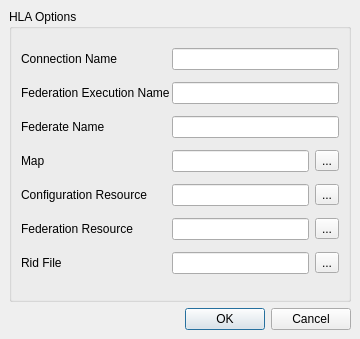
Above: source/StealthViewer/ui/HLAOptionsUi.ui from delta3d/SimulationCore before the change. Below: the same form after it.
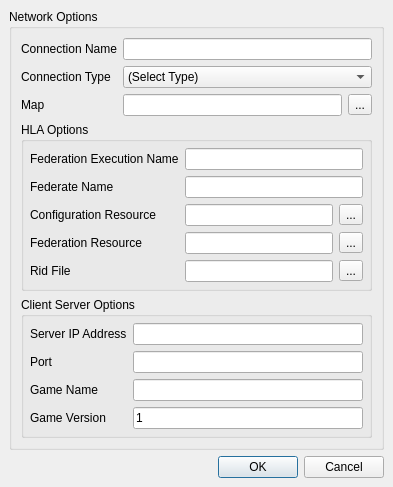
That is the form after the change.

Commit message: Major changes to the Stealth Viewer to add Client/Server networking. The connection windows allow you to define new network types for Client/Server and will save your settings. This has not been fully tested with record/playback, but most of the rest of the stuff should work just fine. Note, you will now need dtNetGM in order to build the StealthViewer.

```diff
--- a/source/StealthViewer/ui/HLAOptionsUi.ui
+++ b/source/StealthViewer/ui/HLAOptionsUi.ui
@@ -5,77 +5,86 @@
    <rect>
     <x>0</x>
     <y>0</y>
-    <width>360</width>
-    <height>339</height>
+    <width>393</width>
+    <height>463</height>
    </rect>
   </property>
   <property name="windowTitle" >
-   <string>HLA Options</string>
+   <string>Network Options</string>
   </property>
   <property name="toolTip" >
    <string>These are the options you wish to associate with a HLA connection.</string>
   </property>
   <layout class="QGridLayout" >
-   <property name="leftMargin" >
-    <number>9</number>
+   <property name="sizeConstraint" >
+    <enum>QLayout::SetMinAndMaxSize</enum>
    </property>
-   <property name="topMargin" >
+   <property name="margin" >
     <number>9</number>
    </property>
-   <property name="rightMargin" >
-    <number>9</number>
-   </property>
-   <property name="bottomMargin" >
-    <number>9</number>
-   </property>
-   <property name="horizontalSpacing" >
-    <number>6</number>
-   </property>
-   <property name="verticalSpacing" >
+   <property name="spacing" >
     <number>6</number>
    </property>
    <item row="0" column="0" >
-    <widget class="QGroupBox" name="groupBox" >
+    <widget class="QGroupBox" name="mMainGroupBox" >
      <property name="title" >
-      <string>HLA Options</string>
+      <string>Network Options</string>
      </property>
-     <layout class="QHBoxLayout" >
+     <layout class="QVBoxLayout" name="verticalLayout" >
+      <property name="sizeConstraint" >
+       <enum>QLayout::SetMinAndMaxSize</enum>
+      </property>
+      <item>
+       <layout class="QGridLayout" name="gridLayout" >
       <property name="spacing" >
        <number>6</number>
       </property>
-      <property name="leftMargin" >
-       <number>9</number>
-      </property>
-      <property name="topMargin" >
-       <number>9</number>
-      </property>
-      <property name="rightMargin" >
-       <number>9</number>
-      </property>
-      <property name="bottomMargin" >
-       <number>9</number>
+        <item row="2" column="0" >
+         <widget class="QLabel" name="mConnectionTypeLabel" >
+          <property name="text" >
+           <string>Connection Type</string>
+          </property>
+         </widget>
+        </item>
+        <item row="2" column="1" >
+         <widget class="QComboBox" name="mConnectionTypeCombo" >
+          <property name="currentIndex" >
+           <number>0</number>
+          </property>
+          <property name="maxVisibleItems" >
+           <number>5</number>
+          </property>
+          <property name="duplicatesEnabled" >
+           <bool>false</bool>
       </property>
       <item>
-       <layout class="QGridLayout" >
-        <property name="leftMargin" >
-         <number>0</number>
-        </property>
-        <property name="topMargin" >
-         <number>0</number>
-        </property>
-        <property name="rightMargin" >
-         <number>0</number>
-        </property>
-        <property name="bottomMargin" >
-         <number>0</number>
-        </property>
-        <property name="horizontalSpacing" >
-         <number>2</number>
-        </property>
-        <property name="verticalSpacing" >
-         <number>2</number>
-        </property>
-        <item row="0" column="0" >
+           <property name="text" >
+            <string>(Select Type)</string>
+           </property>
+          </item>
+          <item>
+           <property name="text" >
+            <string>HLA</string>
+           </property>
+          </item>
+          <item>
+           <property name="text" >
+            <string>Client-Server</string>
+           </property>
+          </item>
+         </widget>
+        </item>
+        <item row="1" column="1" >
+         <widget class="QLineEdit" name="mConnectionNameLineEdit" >
+          <property name="toolTip" >
+           <string>This is the name of the connection. It must be unique.</string>
+          </property>
+          <property name="whatsThis" >
+           <string>Name of the connection.</string>
+          </property>
+         </widget>
+        </item>
+        <item row="1" column="0" >
          <widget class="QLabel" name="mConnectionNameLabel" >
           <property name="text" >
            <string>Connection Name</string>
@@ -85,62 +94,13 @@
           </property>
          </widget>
         </item>
-        <item row="5" column="0" >
-         <widget class="QLabel" name="mFederationFileLabel" >
+        <item row="3" column="0" >
+         <widget class="QLabel" name="mMapLabel" >
           <property name="text" >
-           <string>Federation Resource</string>
+           <string>Map</string>
           </property>
           <property name="buddy" >
-           <cstring>mFedFileLineEdit</cstring>
-          </property>
-         </widget>
-        </item>
-        <item row="5" column="1" >
-         <layout class="QHBoxLayout" >
-          <property name="spacing" >
-           <number>6</number>
-          </property>
-          <property name="leftMargin" >
-           <number>0</number>
-          </property>
-          <property name="topMargin" >
-           <number>0</number>
-          </property>
-          <property name="rightMargin" >
-           <number>0</number>
-          </property>
-          <property name="bottomMargin" >
-           <number>0</number>
-          </property>
-          <item>
-           <widget class="QLineEdit" name="mFedFileLineEdit" >
-            <property name="toolTip" >
-             <string>The federation (fed) file is the file that defines the entities you will be using. </string>
-            </property>
-            <property name="whatsThis" >
-             <string>The federation (fed) file is the file that defines the entities you will be using. </string>
-            </property>
-            <property name="readOnly" >
-             <bool>true</bool>
-            </property>
-           </widget>
-          </item>
-          <item>
-           <widget class="QToolButton" name="mFedFileToolButton" >
-            <property name="text" >
-             <string>...</string>
-            </property>
-           </widget>
-          </item>
-         </layout>
-        </item>
-        <item row="4" column="0" >
-         <widget class="QLabel" name="mConfigurationResourceLabel" >
-          <property name="text" >
-           <string>Configuration Resource</string>
-          </property>
-          <property name="buddy" >
-           <cstring>mConfigFileLineEdit</cstring>
+           <cstring>mMapLineEdit</cstring>
           </property>
          </widget>
         </item>
@@ -149,16 +109,10 @@
           <property name="spacing" >
            <number>6</number>
           </property>
-          <property name="leftMargin" >
-           <number>0</number>
+          <property name="sizeConstraint" >
+           <enum>QLayout::SetMinimumSize</enum>
           </property>
-          <property name="topMargin" >
-           <number>0</number>
-          </property>
-          <property name="rightMargin" >
-           <number>0</number>
-          </property>
-          <property name="bottomMargin" >
+          <property name="margin" >
            <number>0</number>
           </property>
           <item>
@@ -183,66 +137,21 @@
           </item>
          </layout>
         </item>
-        <item row="1" column="1" >
-         <widget class="QLineEdit" name="mFedExLineEdit" >
-          <property name="toolTip" >
-           <string>The federation execution name (fedex) is the name of the federation that you wish to join in JSAF</string>
-          </property>
-          <property name="whatsThis" >
-           <string>The federation execution name (fedex) is the name of the federation that you wish to join in JSAF.</string>
-          </property>
-         </widget>
-        </item>
-        <item row="3" column="0" >
-         <widget class="QLabel" name="mMapLabel" >
-          <property name="text" >
-           <string>Map</string>
-          </property>
-          <property name="buddy" >
-           <cstring>mMapLineEdit</cstring>
-          </property>
-         </widget>
-        </item>
-        <item row="4" column="1" >
-         <layout class="QHBoxLayout" >
-          <property name="spacing" >
-           <number>6</number>
-          </property>
-          <property name="leftMargin" >
-           <number>0</number>
-          </property>
-          <property name="topMargin" >
-           <number>0</number>
-          </property>
-          <property name="rightMargin" >
-           <number>0</number>
-          </property>
-          <property name="bottomMargin" >
-           <number>0</number>
-          </property>
-          <item>
-           <widget class="QLineEdit" name="mConfigFileLineEdit" >
-            <property name="toolTip" >
-             <string>This configuration file is what maps Delta3D to JSAF entities. </string>
-            </property>
-            <property name="whatsThis" >
-             <string>This configuration file is what maps Delta3D to JSAF entities. </string>
-            </property>
-            <property name="readOnly" >
-             <bool>true</bool>
-            </property>
-           </widget>
-          </item>
-          <item>
-           <widget class="QToolButton" name="mConfigFileToolButton" >
-            <property name="text" >
-             <string>...</string>
-            </property>
-           </widget>
-          </item>
-         </layout>
-        </item>
-        <item row="1" column="0" >
+       </layout>
+      </item>
+      <item>
+       <widget class="QGroupBox" name="mHLAOptionsGroup" >
+        <property name="title" >
+         <string>HLA Options</string>
+        </property>
+        <layout class="QGridLayout" name="gridLayout_3" >
+         <property name="sizeConstraint" >
+          <enum>QLayout::SetMinAndMaxSize</enum>
+         </property>
+         <property name="margin" >
+          <number>6</number>
+         </property>
+         <item row="0" column="0" >
          <widget class="QLabel" name="mFedExNameLabel" >
           <property name="text" >
            <string>Federation Execution Name</string>
@@ -253,26 +162,16 @@
          </widget>
         </item>
         <item row="0" column="1" >
-         <widget class="QLineEdit" name="mConnectionNameLineEdit" >
+          <widget class="QLineEdit" name="mFedExLineEdit" >
           <property name="toolTip" >
-           <string>This is the name of the connection. It must be unique.</string>
+            <string>The federation execution name (fedex) is the name of the federation that you wish to join in JSAF</string>
           </property>
           <property name="whatsThis" >
-           <string>Name of the connection.</string>
+            <string>The federation execution name (fedex) is the name of the federation that you wish to join in JSAF.</string>
           </property>
          </widget>
         </item>
-        <item row="2" column="1" >
-         <widget class="QLineEdit" name="mFederateNameLineEdit" >
-          <property name="toolTip" >
-           <string>The Federate name is the identifier that will be used for you when you connect to the federation. </string>
-          </property>
-          <property name="whatsThis" >
-           <string>The Federate name is the identifier that will be used for you when you connect to the federation.</string>
-          </property>
-         </widget>
-        </item>
-        <item row="2" column="0" >
+         <item row="1" column="0" >
          <widget class="QLabel" name="mFederateNameLabel" >
           <property name="text" >
            <string>Federate Name</string>
@@ -282,7 +181,97 @@
           </property>
          </widget>
         </item>
-        <item row="6" column="0" >
+         <item row="1" column="1" >
+          <widget class="QLineEdit" name="mFederateNameLineEdit" >
+           <property name="toolTip" >
+            <string>The Federate name is the identifier that will be used for you when you connect to the federation. </string>
+           </property>
+           <property name="whatsThis" >
+            <string>The Federate name is the identifier that will be used for you when you connect to the federation.</string>
+           </property>
+          </widget>
+         </item>
+         <item row="2" column="0" >
+          <widget class="QLabel" name="mConfigurationResourceLabel" >
+           <property name="text" >
+            <string>Configuration Resource</string>
+           </property>
+           <property name="buddy" >
+            <cstring>mConfigFileLineEdit</cstring>
+           </property>
+          </widget>
+         </item>
+         <item row="2" column="1" >
+          <layout class="QHBoxLayout" >
+           <property name="spacing" >
+            <number>6</number>
+           </property>
+           <property name="margin" >
+            <number>0</number>
+           </property>
+           <item>
+            <widget class="QLineEdit" name="mConfigFileLineEdit" >
+             <property name="toolTip" >
+              <string>This configuration file is what maps Delta3D to JSAF entities. </string>
+             </property>
+             <property name="whatsThis" >
+              <string>This configuration file is what maps Delta3D to JSAF entities. </string>
+             </property>
+             <property name="readOnly" >
+              <bool>true</bool>
+             </property>
+            </widget>
+           </item>
+           <item>
+            <widget class="QToolButton" name="mConfigFileToolButton" >
+             <property name="text" >
+              <string>...</string>
+             </property>
+            </widget>
+           </item>
+          </layout>
+         </item>
+         <item row="3" column="0" >
+          <widget class="QLabel" name="mFederationFileLabel" >
+           <property name="text" >
+            <string>Federation Resource</string>
+           </property>
+           <property name="buddy" >
+            <cstring>mFedFileLineEdit</cstring>
+           </property>
+          </widget>
+         </item>
+         <item row="3" column="1" >
+          <layout class="QHBoxLayout" >
+           <property name="spacing" >
+            <number>6</number>
+           </property>
+           <property name="margin" >
+            <number>0</number>
+           </property>
+           <item>
+            <widget class="QLineEdit" name="mFedFileLineEdit" >
+             <property name="toolTip" >
+              <string>The federation (fed) file is the file that defines the entities you will be using. </string>
+             </property>
+             <property name="whatsThis" >
+              <string>The federation (fed) file is the file that defines the entities you will be using. </string>
+             </property>
+             <property name="readOnly" >
+              <bool>true</bool>
+             </property>
+            </widget>
+           </item>
+           <item>
+            <widget class="QToolButton" name="mFedFileToolButton" >
+             <property name="text" >
+              <string>...</string>
+             </property>
+            </widget>
+           </item>
+          </layout>
+         </item>
+         <item row="4" column="0" >
          <widget class="QLabel" name="mRidFileLabel" >
           <property name="text" >
            <string>Rid File</string>
@@ -292,21 +281,12 @@
           </property>
          </widget>
         </item>
-        <item row="6" column="1" >
+         <item row="4" column="1" >
          <layout class="QVBoxLayout" >
           <property name="spacing" >
            <number>6</number>
           </property>
-          <property name="leftMargin" >
-           <number>0</number>
-          </property>
-          <property name="topMargin" >
-           <number>0</number>
-          </property>
-          <property name="rightMargin" >
-           <number>0</number>
-          </property>
-          <property name="bottomMargin" >
+           <property name="margin" >
            <number>0</number>
           </property>
           <item>
@@ -314,16 +294,7 @@
             <property name="spacing" >
              <number>6</number>
             </property>
-            <property name="leftMargin" >
-             <number>0</number>
-            </property>
-            <property name="topMargin" >
-             <number>0</number>
-            </property>
-            <property name="rightMargin" >
-             <number>0</number>
-            </property>
-            <property name="bottomMargin" >
+             <property name="margin" >
              <number>0</number>
             </property>
             <item>
@@ -351,6 +322,94 @@
          </layout>
         </item>
        </layout>
+       </widget>
+      </item>
+      <item>
+       <widget class="QGroupBox" name="mClientServerGroup" >
+        <property name="title" >
+         <string>Client Server Options</string>
+        </property>
+        <layout class="QGridLayout" name="gridLayout_2" >
+         <property name="sizeConstraint" >
+          <enum>QLayout::SetMinAndMaxSize</enum>
+         </property>
+         <property name="margin" >
+          <number>6</number>
+         </property>
+         <item row="0" column="0" >
+          <widget class="QLabel" name="mServerIPAddressLabel" >
+           <property name="text" >
+            <string>Server IP Address</string>
+           </property>
+          </widget>
+         </item>
+         <item row="0" column="1" >
+          <widget class="QLineEdit" name="mServerIPAddressEdit" >
+           <property name="toolTip" >
+            <string>The IP Address of the server (ex 192.168.0.1).</string>
+           </property>
+          </widget>
+         </item>
+         <item row="1" column="0" >
+          <widget class="QLabel" name="mServerPortLabel" >
+           <property name="text" >
+            <string>Port</string>
+           </property>
+          </widget>
+         </item>
+         <item row="1" column="1" >
+          <widget class="QLineEdit" name="mServerPortEdit" >
+           <property name="toolTip" >
+            <string>The port number to connect to your server (ex 7239).</string>
+           </property>
+          </widget>
+         </item>
+         <item row="2" column="1" >
+          <widget class="QLineEdit" name="mServerGameNameEdit" >
+           <property name="toolTip" >
+            <string>The descriptive name for the network server you are connecting to (ex 'Demo').</string>
+           </property>
+          </widget>
+         </item>
+         <item row="2" column="0" >
+          <widget class="QLabel" name="mServerGameNameLabel" >
+           <property name="text" >
+            <string>Game Name</string>
+           </property>
+          </widget>
+         </item>
+         <item row="3" column="0" >
+          <widget class="QLabel" name="mServerGameVersionLabel" >
+           <property name="text" >
+            <string>Game Version</string>
+           </property>
+          </widget>
+         </item>
+         <item row="3" column="1" >
+          <widget class="QLineEdit" name="mServerGameVersionEdit" >
+           <property name="toolTip" >
+            <string>The version of the server you are connecting to (ex 1, 2, 3).</string>
+           </property>
+           <property name="text" >
+            <string>1</string>
+           </property>
+          </widget>
+         </item>
+        </layout>
+       </widget>
+      </item>
+      <item>
+       <spacer name="verticalSpacer" >
+        <property name="orientation" >
+         <enum>Qt::Vertical</enum>
+        </property>
+        <property name="sizeHint" stdset="0" >
+         <size>
+          <width>20</width>
+          <height>40</height>
+         </size>
+        </property>
+       </spacer>
       </item>
      </layout>
     </widget>
@@ -361,7 +420,7 @@
       <enum>Qt::Horizontal</enum>
      </property>
      <property name="standardButtons" >
-      <set>QDialogButtonBox::Cancel|QDialogButtonBox::NoButton|QDialogButtonBox::Ok</set>
+      <set>QDialogButtonBox::Cancel|QDialogButtonBox::Ok</set>
      </property>
     </widget>
    </item>
```
Left out of the diff: 1 changed line with no effect on the pictures. Lines whose indentation alone changed are shown as unchanged. The commit also changes 21 other files.
